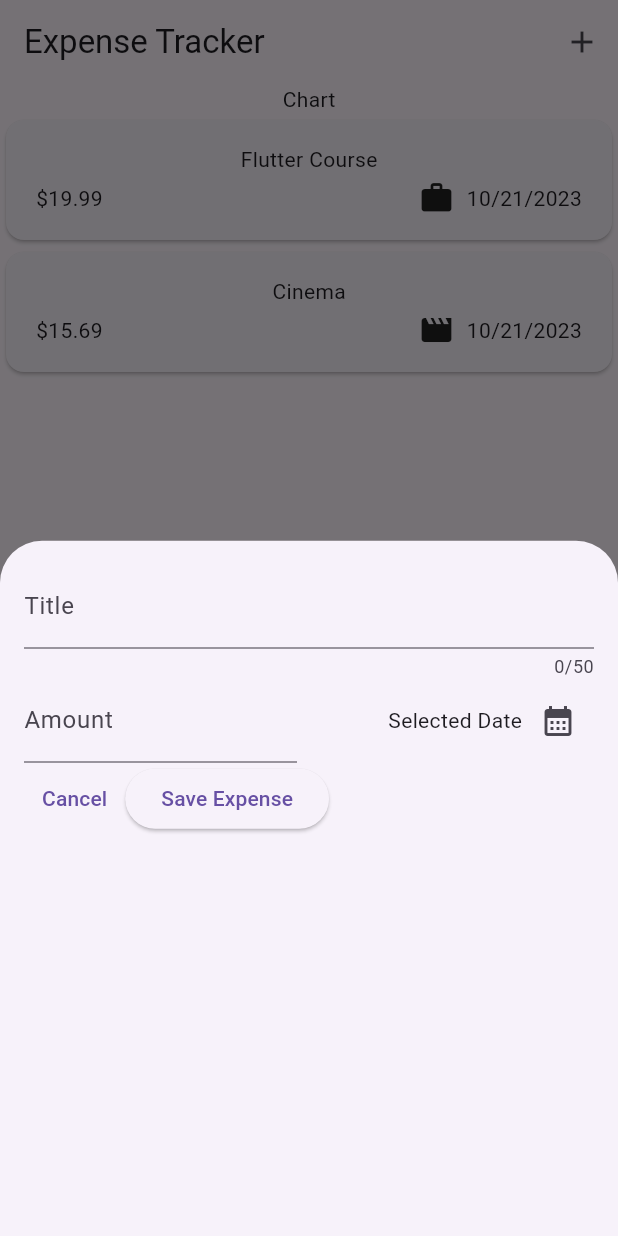
After one commit to abundanceesim/expense_tracker, a Flutter app: the screen it shows after launch, after a tap on the "add" icon, on a phone screen of 412 x 824 dp. The commit adds this screen. Run offline on Flutter 3.47's test engine with Material 2 defaults, Android fonts, the phone set to English and light mode, and no system bars.

Commit message:
Add modal and date picker for new expense

```diff
--- a/lib/main.dart
+++ b/lib/main.dart
@@ -1,6 +1,7 @@
 import 'package:expense_tracker/widgets/expenses.dart';
 import 'package:flutter/material.dart';
 
-void main(){
-  runApp(const MaterialApp(home: Expenses()));
+void main() {
+  runApp(MaterialApp(
+      theme: ThemeData(useMaterial3: true), home: const Expenses()));
 }
--- a/lib/widgets/expenses.dart
+++ b/lib/widgets/expenses.dart
@@ -1,5 +1,7 @@
+import 'package:expense_tracker/widgets/expenses_list/expense_item.dart';
 import 'package:expense_tracker/widgets/expenses_list/expenses_list.dart';
 import 'package:expense_tracker/models/expense.dart';
+import 'package:expense_tracker/widgets/new_expense.dart';
 import 'package:flutter/material.dart';
 import 'package:flutter/widgets.dart';
 
@@ -29,11 +31,24 @@ class _ExpenseState extends State<Expenses> {
     ),
   ];
 
+  void _openAddExpenseOverlay() {
+    // ctx is the context for just the ModalBottomSheet,
+    // context is the context for the main widget in this class.
+    showModalBottomSheet(context: context, builder: (ctx) => NewExpense());
+  }
+
   @override
   Widget build(BuildContext context) {
     return Scaffold(
-      body: Column(children: [Text('Chart'),
-      Expanded(child: ExpensesList(expenses: _registeredExpenses))]),
+      appBar: AppBar(title: const Text('Expense Tracker'), actions: [
+        IconButton(
+            onPressed: _openAddExpenseOverlay,
+            icon: const Icon(Icons.add))
+      ]),
+      body: Column(children: [
+        const Text('Chart'),
+        Expanded(child: ExpensesList(expenses: _registeredExpenses))
+      ]),
     );
   }
 }
--- /dev/null
+++ b/lib/widgets/new_expense.dart
@@ -0,0 +1,80 @@
+import 'package:flutter/material.dart';
+import 'package:intl/intl.dart';
+
+class NewExpense extends StatefulWidget {
+  @override
+  State<NewExpense> createState() {
+    return _NewExpenseState();
+  }
+}
+
+class _NewExpenseState extends State<NewExpense> {
+  final _titleController = TextEditingController();
+  final _amountController = TextEditingController();
+
+  void _presentDatePicker(){
+    final now = DateTime.now();
+    final firstDate = DateTime(now.year - 1, now.month - 1, now.day);
+    showDatePicker(context: context, initialDate: now, firstDate: firstDate, lastDate: now);
+  }
+
+  @override
+  void dispose() {
+    _titleController.dispose();
+    _amountController.dispose();
+    super.dispose();
+  }
+
+  @override
+  Widget build(context) {
+    return Padding(
+      padding: EdgeInsets.all(16),
+      child: Column(children: [
+        TextField(
+          controller: _titleController,
+          maxLength: 50,
+          decoration: const InputDecoration(label: Text('Title')),
+        ),
+        Row(
+          children: [
+            Expanded(
+              //need Expanded here cause TextField is like a Row and stuff would be messed up
+              child: TextField(
+                keyboardType: TextInputType.number,
+                controller: _amountController,
+                decoration: const InputDecoration(
+                    label: Text('Amount'), prefixText: '\$ '),
+              ),
+            ),
+            const SizedBox(
+              width: 16,
+            ),
+            Expanded(
+              child: Row(
+                mainAxisAlignment: MainAxisAlignment.end,
+                crossAxisAlignment: CrossAxisAlignment.center,
+                children: [
+                  const Text('Selected Date'),
+                  IconButton(
+                      onPressed: _presentDatePicker, icon: const Icon(Icons.calendar_month))
+                ],
+            ))
+          ],
+        ),
+        Row(
+          children: [
+            TextButton(
+                onPressed: () => {Navigator.pop(context)},
+                child: const Text('Cancel')),
+            ElevatedButton(
+                onPressed: () => {
+                      print(_titleController.text),
+                      print(_amountController.text)
+                    },
+                child: const Text('Save Expense')),
+          ],
+        )
+      ]),
+    );
+  }
+}
```
